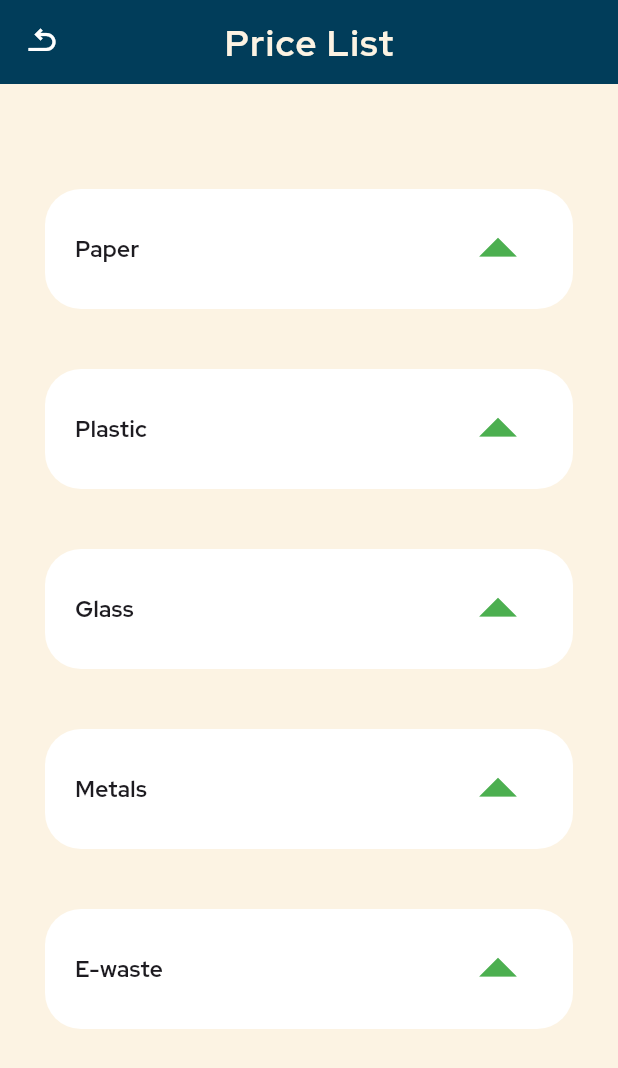
After one commit to charankumar021509/reviveecotech-user-pwa, a Flutter app: the pricelist screen opened directly, on a phone screen of 412 x 824 dp. The commit adds this screen. Shown: the top 1068 px of the screen. Run offline on Flutter 3.47's test engine with Material 3 defaults, Android fonts, the phone set to English and light mode, and no system bars.

Commit message:
setting and price list page added
setting and price list page added

```diff
--- /dev/null
+++ b/lib/pricelist.dart
@@ -0,0 +1,127 @@
+import 'package:flutter/material.dart';
+import 'package:revive_eco_tech_app/utilities/tiles.datrt.dart';
+class pricelist extends StatelessWidget {
+  const pricelist({super.key});
+
+  @override
+  Widget build(BuildContext context) {
+    return Scaffold(
+        appBar: AppBar(
+          leading: IconButton(
+              onPressed: (){
+                Navigator.pop(context);
+              },
+              icon: Transform.rotate(
+                angle:1.57,
+                child: Icon(Icons.u_turn_left,
+                  color: Colors.white,),
+              )
+          ),
+          centerTitle: true,
+          title: Text('Price List',
+            style: TextStyle(
+                fontSize: 24,
+                fontWeight: FontWeight.bold,
+                fontFamily: 'RedHatDisplay',
+                letterSpacing: 1.0,
+                color: Color(0xFFFCF3E3)
+            ),
+          ),
+          backgroundColor: Color(0xFF013D5A),
+        ),
+        backgroundColor: Color(0xFFFCF3E3),
+        body: Padding(
+          padding: EdgeInsets.fromLTRB(0, 50, 0, 20),
+          child: ListView(
+            children: [
+              Tiles(tilename: 'Paper', dropdownItems:[
+                {
+                  'name': 'Newspaper',
+                  'price': 'Rs.14/kg',
+                },
+                {
+                  'name':'books/magazines',
+                  'price': 'Rs.16/kg',
+                },
+                {
+                  'name':'Gatta/Cardboard',
+                  'price': 'Rs.10/kg',
+                },
+                {
+                  'name':'A4',
+                  'price': 'Rs.12/kg',
+                },
+              ]
+              ),
+              Tiles(tilename: 'Plastic', dropdownItems:[
+                {
+                  'name': 'Bottles',
+                  'price': 'Rs.10/kg',
+                },
+                {
+                  'name':'tupperware',
+                  'price': 'Rs.12/kg',
+                },
+
+              ]
+              ),
+              Tiles(tilename: 'Glass', dropdownItems:[
+                {
+                  'name': 'Bottles',
+                  'price': 'Rs.10/kg',
+                },
+              ]
+              ),
+              Tiles(tilename: 'Metals', dropdownItems:[
+                {
+                  'name': 'Aluminium',
+                  'price': 'Rs.140/kg',
+                },
+                {
+                  'name': 'Copper',
+                  'price': 'Rs.570/kg',
+                },
+                {
+                  'name': 'Iron',
+                  'price': 'Rs.20/kg',
+                },
+                {
+                  'name': 'Steel',
+                  'price': 'Rs.45/kg',
+                },
+                {
+                  'name': 'Brass',
+                  'price': 'Rs.400/kg',
+                },
+              ]
+              ),
+
+              Tiles(tilename: 'E-waste', dropdownItems:[
+                {
+                  'name': 'Keypad Phone',
+                  'price': 'Rs.200/piece',
+                },
+                {
+                  'name': 'Smart Phone',
+                  'price': 'Rs.400/piece',
+                },
+                {
+                  'name': 'Tablet',
+                  'price': 'Rs.300/piece',
+                },
+                {
+                  'name': 'Lcd',
+                  'price': 'Rs.200/piece',
+                },
+                {
+                  'name': 'Laptop',
+                  'price': 'Rs.400/piece',
+                },
+              ]
+              ),
+            ],
+          ),
+        )
+    );
+  }
+}
--- /dev/null
+++ b/lib/utilities/tiles.datrt.dart
@@ -0,0 +1,81 @@
+import 'package:flutter/material.dart';
+import 'package:revive_eco_tech_app/utilities/dropdownlist.dart';
+class Tiles extends StatefulWidget {
+
+  final String tilename;
+  final List<Map<String,String>>? dropdownItems;
+  final VoidCallback? onTap;
+  final IconData? iconPath;
+
+  const Tiles({
+    super.key,
+    required this . tilename,
+    this.dropdownItems,
+    this.onTap,
+    this.iconPath
+  });
+
+  @override
+  State<Tiles> createState() => _TilesState();
+}
+
+class _TilesState extends State<Tiles> {
+  bool isExpanded = false;
+  void dropdown(){
+    setState(() {
+      isExpanded = !isExpanded;
+    });
+  }
+  @override
+  Widget build(BuildContext context) {
+    return Padding(
+      padding: const EdgeInsets.fromLTRB(30, 20, 30, 20),
+      child:GestureDetector(
+        onTap: widget.onTap ?? dropdown,
+        child: Container(
+          decoration: BoxDecoration(
+            borderRadius: BorderRadius.circular(24),
+            color: Colors.white,
+          ),
+          padding: EdgeInsets.fromLTRB(20, 10 , 20, 10),
+          child: Column(
+            crossAxisAlignment: CrossAxisAlignment.start,
+            children: [
+              Row(
+                children: [
+                  if(widget.iconPath!=null)
+                    Padding(
+                      padding: EdgeInsets.fromLTRB(2, 0, 12, 0),
+                      child: Icon(
+                        widget.iconPath,
+                        size: 50,
+                        color: widget.tilename=='Log Out'?Colors.red:Colors.black,
+                      ),
+                    ),
+                  Expanded(
+                    child: Text(widget.tilename,
+                      style: TextStyle(
+                        fontWeight: FontWeight.bold,
+                        fontFamily: 'RedHatDisplay',
+                        fontSize: 15,
+                      ),
+                    ),
+                  ),
+                  if (widget.tilename!='Log Out')
+                    Icon(
+                      widget.onTap != null?Icons.arrow_right:
+                      (isExpanded ? Icons.arrow_drop_down_sharp: Icons.arrow_drop_up_sharp),
+                      color: widget.tilename=='Log Out'?Colors.red:Colors.green,
+                      size: 60,
+                    ),
+                ],
+              ),
+              if(isExpanded && widget.dropdownItems != null)
+                Customdropdownlist (dropdownItems: widget.dropdownItems!),
+            ],
+          ),
+        ),
+      ),
+    );
+  }
+}
```
Also changed, not shown: lib/home.dart (+27 -2 lines), lib/setting.dart (added, +86 -0 lines), lib/utilities/dropdownlist.dart (added, +74 -0 lines).
